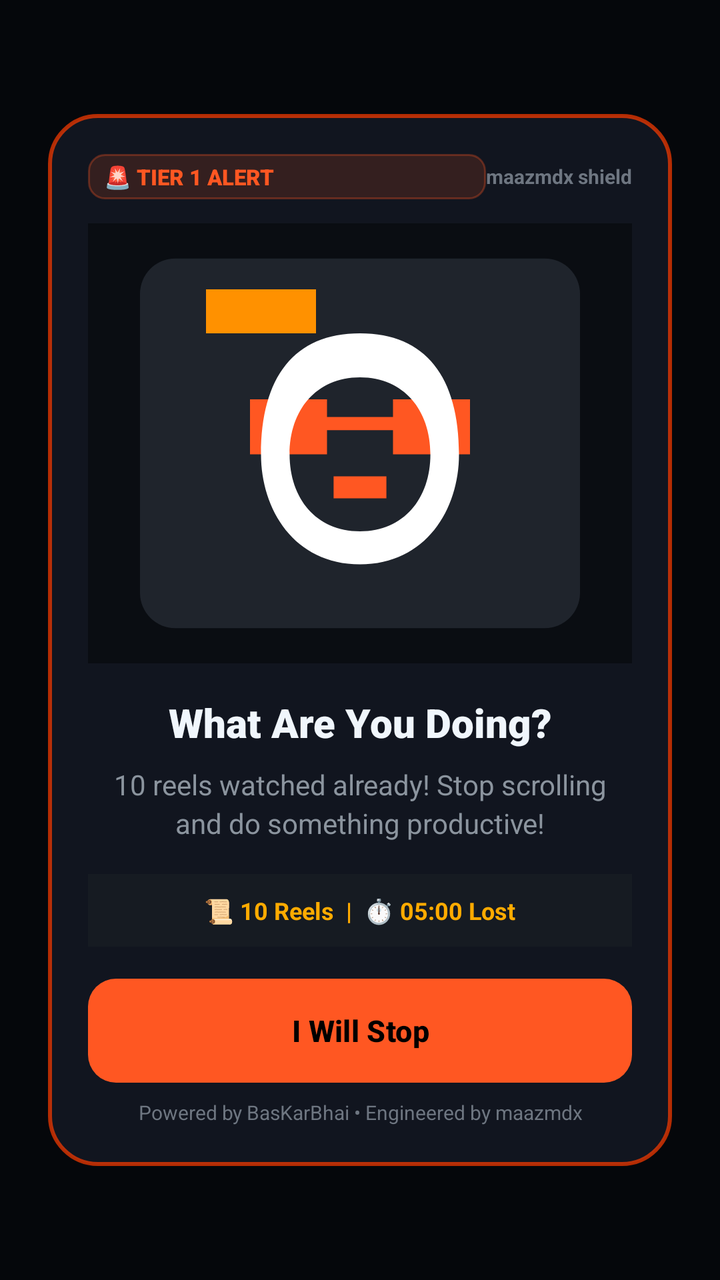
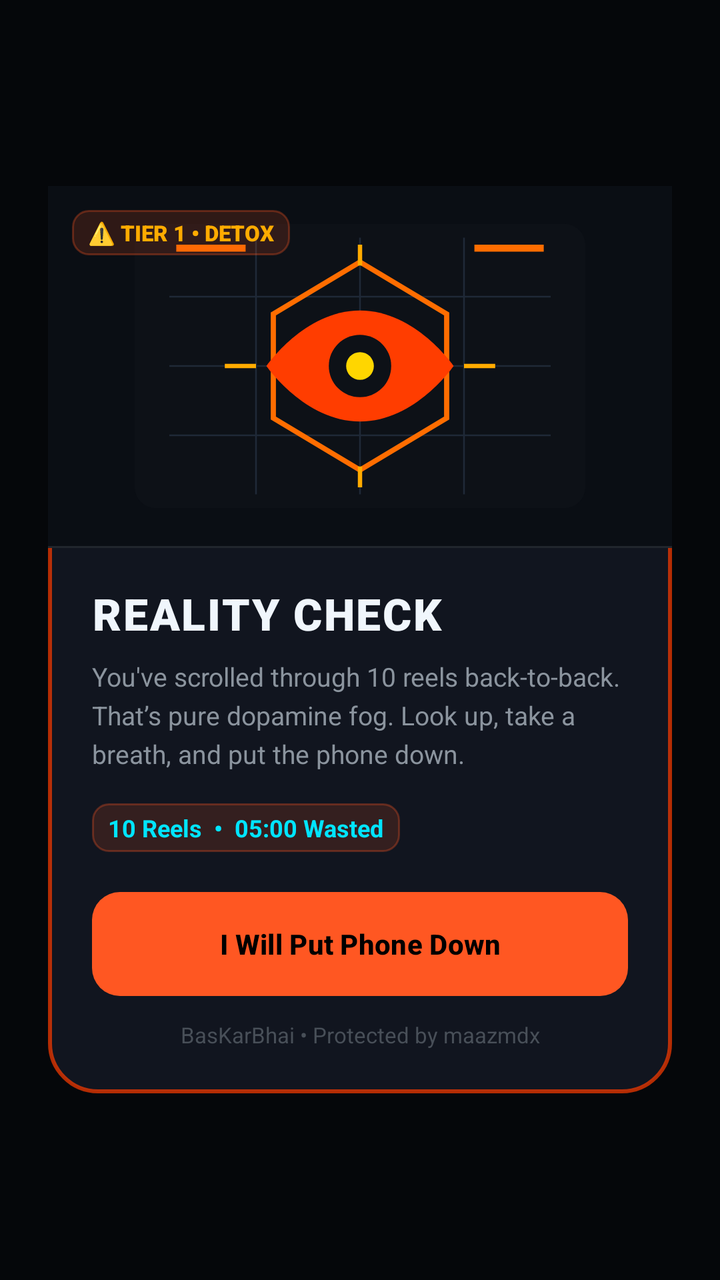

Two renders of the same Android screen: before a commit and after it. Below are the layout's source before the change and the commit's diff.
<!-- AndroidManifest.xml: application theme Theme.BasKarBhai -->
<!-- res/layout/layout_roast_modal.xml -->
<?xml version="1.0" encoding="utf-8"?>
<FrameLayout xmlns:android="http://schemas.android.com/apk/res/android"
    android:id="@+id/modalRootOverlay"
    android:layout_width="match_parent"
    android:layout_height="match_parent"
    android:background="@color/modal_scrim"
    android:clickable="true"
    android:focusable="true">

    <LinearLayout
        android:id="@+id/modalCardContainer"
        android:layout_width="match_parent"
        android:layout_height="wrap_content"
        android:layout_gravity="center"
        android:layout_marginStart="24dp"
        android:layout_marginEnd="24dp"
        android:background="@drawable/bg_modal_card"
        android:orientation="vertical"
        android:padding="20dp"
        android:elevation="12dp">

        
        <LinearLayout
            android:layout_width="match_parent"
            android:layout_height="wrap_content"
            android:orientation="horizontal"
            android:gravity="center_vertical"
            android:layout_marginBottom="12dp">

            <TextView
                android:id="@+id/tvTierBadge"
                android:layout_width="0dp"
                android:layout_height="wrap_content"
                android:layout_weight="1"
                android:background="@drawable/bg_badge"
                android:text="🚨 TIER 1 ALERT"
                android:textColor="@color/flame_orange"
                android:textSize="11sp"
                android:textStyle="bold"
                android:fontFamily="sans-serif-black" />

            
            <TextView
                android:layout_width="wrap_content"
                android:layout_height="wrap_content"
                android:text="maazmdx shield"
                android:textColor="@color/text_muted"
                android:textSize="10sp"
                android:textStyle="bold" />
        </LinearLayout>

        
        <FrameLayout
            android:layout_width="match_parent"
            android:layout_height="220dp"
            android:layout_gravity="center"
            android:background="#0A0D12"
            android:clipToOutline="true">

            
            <ImageView
                android:id="@+id/ivMemeImage"
                android:layout_width="match_parent"
                android:layout_height="match_parent"
                android:scaleType="fitCenter"
                android:contentDescription="@string/thresholds_title"
                android:src="@drawable/meme_tier1_ashneer" />

            <ProgressBar
                android:id="@+id/pbMemeLoading"
                android:layout_width="36dp"
                android:layout_height="36dp"
                android:layout_gravity="center"
                android:indeterminateTint="@color/flame_orange"
                android:visibility="gone" />
        </FrameLayout>

        
        <TextView
            android:id="@+id/tvRoastTitle"
            android:layout_width="match_parent"
            android:layout_height="wrap_content"
            android:layout_marginTop="16dp"
            android:text="What Are You Doing?"
            android:textColor="@color/text_primary"
            android:textSize="20sp"
            android:textStyle="bold"
            android:fontFamily="sans-serif-black"
            android:textAlignment="center" />

        
        <TextView
            android:id="@+id/tvRoastCaption"
            android:layout_width="match_parent"
            android:layout_height="wrap_content"
            android:layout_marginTop="8dp"
            android:text="10 reels watched already! Stop scrolling and do something productive!"
            android:textColor="@color/text_secondary"
            android:textSize="14sp"
            android:lineSpacingExtra="3dp"
            android:textAlignment="center" />

        
        <LinearLayout
            android:layout_width="match_parent"
            android:layout_height="wrap_content"
            android:layout_marginTop="16dp"
            android:layout_marginBottom="16dp"
            android:background="#161B22"
            android:padding="10dp"
            android:orientation="horizontal"
            android:gravity="center">

            <TextView
                android:id="@+id/tvModalStats"
                android:layout_width="wrap_content"
                android:layout_height="wrap_content"
                android:text="📜 10 Reels  |  ⏱️ 05:00 Lost"
                android:textColor="@color/accent_amber"
                android:textSize="12sp"
                android:textStyle="bold" />
        </LinearLayout>

        
        <Button
            android:id="@+id/btnModalAction"
            android:layout_width="match_parent"
            android:layout_height="52dp"
            android:background="@drawable/bg_button_primary"
            android:text="I Will Stop"
            android:textColor="@color/on_primary"
            android:textSize="15sp"
            android:textStyle="bold"
            android:textAllCaps="false"
            android:elevation="4dp" />

        
        <TextView
            android:id="@+id/tvActionHint"
            android:layout_width="match_parent"
            android:layout_height="wrap_content"
            android:layout_marginTop="8dp"
            android:text="Powered by BasKarBhai • Engineered by maazmdx"
            android:textColor="@color/text_muted"
            android:textSize="10sp"
            android:textAlignment="center" />
    </LinearLayout>
</FrameLayout>
<!-- resources referenced by this layout -->
<resources>
  <color name="accent_amber">#FFAB00</color>
  <color name="flame_orange">#FF5722</color>
  <color name="modal_scrim">#E605070A</color>
  <color name="on_primary">#000000</color>
  <color name="text_muted">#6E7681</color>
  <color name="text_primary">#F0F6FC</color>
  <color name="text_secondary">#8B949E</color>
  <!-- drawable bg_badge (drawable) -->
  <?xml version="1.0" encoding="utf-8"?>
  <shape xmlns:android="http://schemas.android.com/apk/res/android"
      android:shape="rectangle">
      <corners android:radius="8dp" />
      <solid android:color="#26FF5722" />
      <stroke
          android:width="1dp"
          android:color="#4DFF5722" />
      <padding
          android:left="8dp"
          android:top="4dp"
          android:right="8dp"
          android:bottom="4dp" />
  </shape>
  <!-- drawable bg_button_primary (drawable) -->
  <?xml version="1.0" encoding="utf-8"?>
  <ripple xmlns:android="http://schemas.android.com/apk/res/android"
      android:color="#40FFFFFF">
      <item>
          <shape android:shape="rectangle">
              <corners android:radius="14dp" />
              <gradient
                  android:angle="0"
                  android:startColor="#FF3D00"
                  android:endColor="#FF9100" />
          </shape>
      </item>
  </ripple>
  <!-- drawable bg_modal_card (drawable) -->
  <?xml version="1.0" encoding="utf-8"?>
  <shape xmlns:android="http://schemas.android.com/apk/res/android"
      android:shape="rectangle">
      <corners android:radius="24dp" />
      <solid android:color="#F7121620" />
      <stroke
          android:width="2dp"
          android:color="#B3FF3D00" />
  </shape>
  <!-- drawable meme_tier1_ashneer (drawable) -->
  <vector xmlns:android="http://schemas.android.com/apk/res/android"
      android:width="200dp"
      android:height="200dp"
      android:viewportWidth="200"
      android:viewportHeight="200">
      
      <path
          android:fillColor="#1F242C"
          android:pathData="M16,16 h168 a16,16 0 0 1 16,16 v136 a16,16 0 0 1 -16,16 h-168 a16,16 0 0 1 -16,-16 v-136 a16,16 0 0 1 16,-16 z"/>
      
      <path
          android:fillColor="#FF5722"
          android:pathData="M50,80 h35 v25 h-35 z M115,80 h35 v25 h-35 z M85,88 h30 v6 h-30 z"/>
      
      <path
          android:fillColor="#FFFFFF"
          android:pathData="M100,50 c-30,0 -45,20 -45,55 c0,25 15,50 45,50 c30,0 45,-25 45,-50 c0,-35 -15,-55 -45,-55 z M100,140 c-20,0 -32,-15 -32,-35 c0,-20 12,-35 32,-35 c20,0 32,15 32,35 c0,20 -12,35 -32,35 z"/>
      
      <path
          android:fillColor="#FF5722"
          android:pathData="M88,115 h24 v10 h-24 z"/>
      
      <path
          android:fillColor="#FF9100"
          android:pathData="M30,30 h50 v20 h-50 z"/>
  </vector>
  <string name="thresholds_title">Escalation Milestones &amp; Memes</string>
  <style name="Theme.BasKarBhai" parent="Theme.Material3.DayNight.NoActionBar">
          <item name="colorPrimary">@color/flame_orange</item>
          <item name="colorOnPrimary">@color/on_primary</item>
          <item name="colorSecondary">@color/accent_cyan</item>
          <item name="colorOnSecondary">@color/on_secondary</item>
          <item name="android:statusBarColor">@color/bg_dark_primary</item>
          <item name="android:navigationBarColor">@color/bg_dark_primary</item>
          <item name="android:windowBackground">@color/bg_dark_primary</item>
          <item name="android:windowLightStatusBar">false</item>
      </style>
  <color name="accent_cyan">#00E5FF</color>
  <color name="on_secondary">#000000</color>
  <color name="bg_dark_primary">#0B0E14</color>
</resources>

<!-- the commit's change to res/layout/layout_roast_modal.xml (unified diff, before → after) -->
@@ -3,7 +3,7 @@
     android:id="@+id/modalRootOverlay"
     android:layout_width="match_parent"
     android:layout_height="match_parent"
-    android:background="@color/modal_scrim"
+    android:background="#ED05070A"
     android:clickable="true"
     android:focusable="true">
 
@@ -16,133 +16,113 @@
         android:layout_marginEnd="24dp"
         android:background="@drawable/bg_modal_card"
         android:orientation="vertical"
-        android:padding="20dp"
-        android:elevation="12dp">
+        android:elevation="24dp">
+
+        
+        <FrameLayout
+            android:layout_width="match_parent"
+            android:layout_height="180dp"
+            android:background="#0A0E14"
+            android:padding="12dp">
+
+            <ImageView
+                android:id="@+id/ivMemeImage"
+                android:layout_width="match_parent"
+                android:layout_height="match_parent"
+                android:scaleType="fitCenter"
+                android:contentDescription="Intervention Visual"
+                android:src="@drawable/art_tier1_reality_check" />
+
+            
+            <TextView
+                android:id="@+id/tvTierBadge"
+                android:layout_width="wrap_content"
+                android:layout_height="wrap_content"
+                android:layout_gravity="top|start"
+                android:background="@drawable/bg_badge"
+                android:text="⚠️ TIER 1 • DETOX"
+                android:textColor="#FFAB00"
+                android:textSize="11sp"
+                android:textStyle="bold"
+                android:fontFamily="sans-serif-black"
+                android:elevation="4dp" />
+        </FrameLayout>
+
+        
+        <View
+            android:layout_width="match_parent"
+            android:layout_height="1dp"
+            android:background="#21262D" />
 
         
         <LinearLayout
             android:layout_width="match_parent"
             android:layout_height="wrap_content"
-            android:orientation="horizontal"
-            android:gravity="center_vertical"
-            android:layout_marginBottom="12dp">
-
-            <TextView
-                android:id="@+id/tvTierBadge"
-                android:layout_width="0dp"
-                android:layout_height="wrap_content"
-                android:layout_weight="1"
-                android:background="@drawable/bg_badge"
-                android:text="🚨 TIER 1 ALERT"
-                android:textColor="@color/flame_orange"
-                android:textSize="11sp"
-                android:textStyle="bold"
-                android:fontFamily="sans-serif-black" />
+            android:orientation="vertical"
+            android:paddingStart="22dp"
+            android:paddingEnd="22dp"
+            android:paddingTop="18dp"
+            android:paddingBottom="22dp">
 
             
             <TextView
-                android:layout_width="wrap_content"
+                android:id="@+id/tvRoastTitle"
+                android:layout_width="match_parent"
                 android:layout_height="wrap_content"
-                android:text="maazmdx shield"
-                android:textColor="@color/text_muted"
-                android:textSize="10sp"
-                android:textStyle="bold" />
-        </LinearLayout>
-
-        
-        <FrameLayout
-            android:layout_width="match_parent"
-            android:layout_height="220dp"
-            android:layout_gravity="center"
-            android:background="#0A0D12"
-            android:clipToOutline="true">
+                android:text="REALITY CHECK"
+                android:textColor="#F0F6FC"
+                android:textSize="22sp"
+                android:textStyle="bold"
+                android:fontFamily="sans-serif-black"
+                android:letterSpacing="0.04" />
 
             
-            <ImageView
-                android:id="@+id/ivMemeImage"
+            <TextView
+                android:id="@+id/tvRoastCaption"
                 android:layout_width="match_parent"
-                android:layout_height="match_parent"
-                android:scaleType="fitCenter"
-                android:contentDescription="@string/thresholds_title"
-                android:src="@drawable/meme_tier1_ashneer" />
+                android:layout_height="wrap_content"
+                android:layout_marginTop="8dp"
+                android:text="You've scrolled through 10 reels back-to-back.\nThat’s pure dopamine fog. Look up, take a breath, and put the phone down."
+                android:textColor="#8B949E"
+                android:textSize="13sp"
+                android:lineSpacingExtra="4dp" />
 
-            <ProgressBar
-                android:id="@+id/pbMemeLoading"
-                android:layout_width="36dp"
-                android:layout_height="36dp"
-                android:layout_gravity="center"
-                android:indeterminateTint="@color/flame_orange"
-                android:visibility="gone" />
-        </FrameLayout>
-
-        
-        <TextView
-            android:id="@+id/tvRoastTitle"
-            android:layout_width="match_parent"
-            android:layout_height="wrap_content"
-            android:layout_marginTop="16dp"
-            android:text="What Are You Doing?"
-            android:textColor="@color/text_primary"
-            android:textSize="20sp"
-            android:textStyle="bold"
-            android:fontFamily="sans-serif-black"
-            android:textAlignment="center" />
-
-        
-        <TextView
-            android:id="@+id/tvRoastCaption"
-            android:layout_width="match_parent"
-            android:layout_height="wrap_content"
-            android:layout_marginTop="8dp"
-            android:text="10 reels watched already! Stop scrolling and do something productive!"
-            android:textColor="@color/text_secondary"
-            android:textSize="14sp"
-            android:lineSpacingExtra="3dp"
-            android:textAlignment="center" />
-
-        
-        <LinearLayout
-            android:layout_width="match_parent"
-            android:layout_height="wrap_content"
-            android:layout_marginTop="16dp"
-            android:layout_marginBottom="16dp"
-            android:background="#161B22"
-            android:padding="10dp"
-            android:orientation="horizontal"
-            android:gravity="center">
-
+            
             <TextView
                 android:id="@+id/tvModalStats"
                 android:layout_width="wrap_content"
                 android:layout_height="wrap_content"
-                android:text="📜 10 Reels  |  ⏱️ 05:00 Lost"
-                android:textColor="@color/accent_amber"
+                android:layout_marginTop="16dp"
+                android:background="@drawable/bg_badge"
+                android:text="10 Reels  •  05:00 Wasted"
+                android:textColor="#00E5FF"
                 android:textSize="12sp"
                 android:textStyle="bold" />
+
+            
+            <Button
+                android:id="@+id/btnModalAction"
+                android:layout_width="match_parent"
+                android:layout_height="52dp"
+                android:layout_marginTop="20dp"
+                android:background="@drawable/bg_button_primary"
+                android:text="I Will Put Phone Down"
+                android:textColor="#000000"
+                android:textSize="14sp"
+                android:textStyle="bold"
+                android:textAllCaps="false"
+                android:elevation="6dp" />
+
+            
+            <TextView
+                android:id="@+id/tvActionHint"
+                android:layout_width="match_parent"
+                android:layout_height="wrap_content"
+                android:layout_marginTop="12dp"
+                android:text="BasKarBhai • Protected by maazmdx"
+                android:textColor="#484F58"
+                android:textSize="11sp"
+                android:textAlignment="center" />
         </LinearLayout>
-
-        
-        <Button
-            android:id="@+id/btnModalAction"
-            android:layout_width="match_parent"
-            android:layout_height="52dp"
-            android:background="@drawable/bg_button_primary"
-            android:text="I Will Stop"
-            android:textColor="@color/on_primary"
-            android:textSize="15sp"
-            android:textStyle="bold"
-            android:textAllCaps="false"
-            android:elevation="4dp" />
-
-        
-        <TextView
-            android:id="@+id/tvActionHint"
-            android:layout_width="match_parent"
-            android:layout_height="wrap_content"
-            android:layout_marginTop="8dp"
-            android:text="Powered by BasKarBhai • Engineered by maazmdx"
-            android:textColor="@color/text_muted"
-            android:textSize="10sp"
-            android:textAlignment="center" />
     </LinearLayout>
 </FrameLayout>
<!-- resource entries referenced after the edit -->
@@ -1,12 +1,57 @@
 <!-- resources referenced by this layout -->
 <resources>
-  <color name="accent_amber">#FFAB00</color>
+  <!-- drawable art_tier1_reality_check (drawable) -->
+  <vector xmlns:android="http://schemas.android.com/apk/res/android"
+      android:width="260dp"
+      android:height="180dp"
+      android:viewportWidth="260"
+      android:viewportHeight="180">
+  
+      
+      <path
+          android:fillColor="#0D1117"
+          android:pathData="M12,8 h236 a12,12 0 0 1 12,12 v140 a12,12 0 0 1 -12,12 h-236 a12,12 0 0 1 -12,-12 v-140 a12,12 0 0 1 12,-12 z" />
+  
+      
+      <path
+          android:strokeColor="#1F2937"
+          android:strokeWidth="1"
+          android:pathData="M20,50 h220 M20,90 h220 M20,130 h220 M70,16 v148 M130,16 v148 M190,16 v148" />
+  
+      
+      <path
+          android:strokeColor="#FF6D00"
+          android:strokeWidth="3"
+          android:pathData="M130,30 L180,60 L180,120 L130,150 L80,120 L80,60 Z" />
+  
+      
+      <path
+          android:fillColor="#FF3D00"
+          android:pathData="M130,58 c-32,0 -54,32 -54,32 s22,32 54,32 s54,-32 54,-32 s-22,-32 -54,-32 z" />
+  
+      
+      <path
+          android:fillColor="#0D1117"
+          android:pathData="M130,72 a18,18 0 1 0 0,36 a18,18 0 1 0 0,-36 z" />
+  
+      
+      <path
+          android:fillColor="#FFD600"
+          android:pathData="M130,82 a8,8 0 1 0 0,16 a8,8 0 1 0 0,-16 z" />
+  
+      
+      <path
+          android:strokeColor="#FFAB00"
+          android:strokeWidth="2.5"
+          android:pathData="M52,90 h18 M190,90 h18 M130,20 v12 M130,148 v12" />
+  
+      
+      <path
+          android:fillColor="#FF6D00"
+          android:pathData="M24,20 h40 v4 h-40 z M196,20 h40 v4 h-40 z" />
+  </vector>
   <color name="flame_orange">#FF5722</color>
-  <color name="modal_scrim">#E605070A</color>
   <color name="on_primary">#000000</color>
-  <color name="text_muted">#6E7681</color>
-  <color name="text_primary">#F0F6FC</color>
-  <color name="text_secondary">#8B949E</color>
   <!-- drawable bg_badge (drawable) -->
   <?xml version="1.0" encoding="utf-8"?>
   <shape xmlns:android="http://schemas.android.com/apk/res/android"
@@ -46,34 +91,6 @@
           android:width="2dp"
           android:color="#B3FF3D00" />
   </shape>
-  <!-- drawable meme_tier1_ashneer (drawable) -->
-  <vector xmlns:android="http://schemas.android.com/apk/res/android"
-      android:width="200dp"
-      android:height="200dp"
-      android:viewportWidth="200"
-      android:viewportHeight="200">
-      
-      <path
-          android:fillColor="#1F242C"
-          android:pathData="M16,16 h168 a16,16 0 0 1 16,16 v136 a16,16 0 0 1 -16,16 h-168 a16,16 0 0 1 -16,-16 v-136 a16,16 0 0 1 16,-16 z"/>
-      
-      <path
-          android:fillColor="#FF5722"
-          android:pathData="M50,80 h35 v25 h-35 z M115,80 h35 v25 h-35 z M85,88 h30 v6 h-30 z"/>
-      
-      <path
-          android:fillColor="#FFFFFF"
-          android:pathData="M100,50 c-30,0 -45,20 -45,55 c0,25 15,50 45,50 c30,0 45,-25 45,-50 c0,-35 -15,-55 -45,-55 z M100,140 c-20,0 -32,-15 -32,-35 c0,-20 12,-35 32,-35 c20,0 32,15 32,35 c0,20 -12,35 -32,35 z"/>
-      
-      <path
-          android:fillColor="#FF5722"
-          android:pathData="M88,115 h24 v10 h-24 z"/>
-      
-      <path
-          android:fillColor="#FF9100"
-          android:pathData="M30,30 h50 v20 h-50 z"/>
-  </vector>
-  <string name="thresholds_title">Escalation Milestones &amp; Memes</string>
   <style name="Theme.BasKarBhai" parent="Theme.Material3.DayNight.NoActionBar">
           <item name="colorPrimary">@color/flame_orange</item>
           <item name="colorOnPrimary">@color/on_primary</item>
